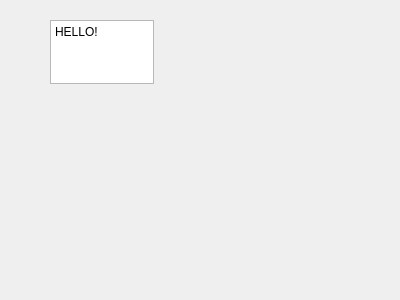
Above: src/userinterface/dashboardui.ui from Trixxle/SeamenPerformanceOverlay before the change. Below: the same form after it.
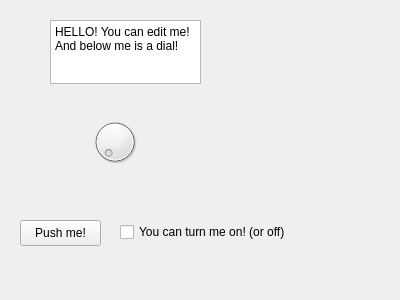
That is the form after the change.

Commit message: More buttons and dial tests

```diff
--- a/src/userinterface/dashboardui.ui
+++ b/src/userinterface/dashboardui.ui
@@ -18,12 +18,49 @@
     <rect>
      <x>50</x>
      <y>20</y>
-     <width>104</width>
+     <width>151</width>
      <height>64</height>
     </rect>
    </property>
    <property name="plainText">
-    <string>HELLO!</string>
+    <string>HELLO! You can edit me!
+And below me is a dial!</string>
+   </property>
+  </widget>
+  <widget class="QPushButton" name="pushButton">
+   <property name="geometry">
+    <rect>
+     <x>20</x>
+     <y>220</y>
+     <width>81</width>
+     <height>26</height>
+    </rect>
+   </property>
+   <property name="text">
+    <string>Push me!</string>
+   </property>
+  </widget>
+  <widget class="QCheckBox" name="checkBox">
+   <property name="geometry">
+    <rect>
+     <x>120</x>
+     <y>220</y>
+     <width>231</width>
+     <height>24</height>
+    </rect>
+   </property>
+   <property name="text">
+    <string>You can turn me on! (or off)</string>
+   </property>
+  </widget>
+  <widget class="QDial" name="dial">
+   <property name="geometry">
+    <rect>
+     <x>90</x>
+     <y>110</y>
+     <width>50</width>
+     <height>64</height>
+    </rect>
    </property>
   </widget>
  </widget>
```
